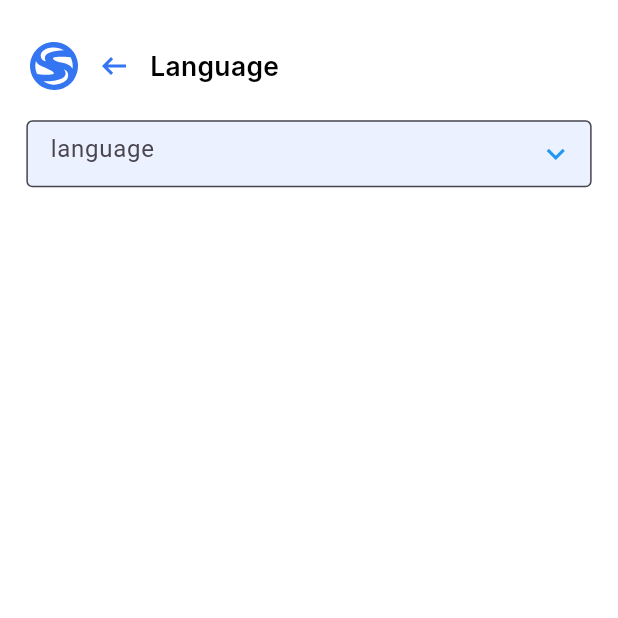
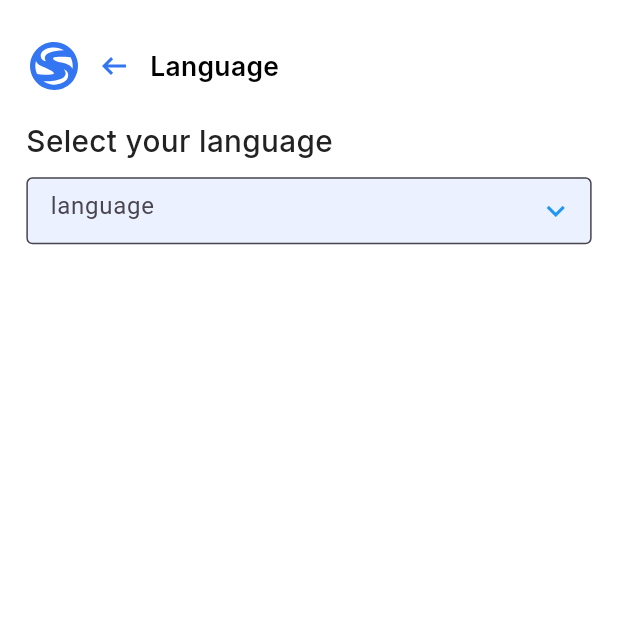
Before and after one commit to bdCalling-Sdt-hub/trade_app, a Flutter app: the LanguageScreen screen opened by its route, on a phone screen of 412 x 824 dp, the top half of it. Run offline on Flutter 3.47's test engine with Material 3 defaults, Android fonts, the phone set to English and light mode, and no system bars; our stand-ins replace cached_network_image, carousel_slider, connectivity_plus, country_picker, flutter_screenutil, flutter_spinkit and 9 more; accounts and stored records are empty; network calls fail; project files that could hold a hidden picture were left out.

Commit message:
language add

```diff
--- a/lib/view/screens/change_language/english.dart
+++ b/lib/view/screens/change_language/english.dart
@@ -1,3 +1,9 @@
 Map<String, String> english = {
   "Language":"Language",
+  "Account Info":"Account Info",
+  "Change Password":"Change Password",
+  "Address":"Address",
+  "Terms And Condition":"Terms And Condition",
+  "privacy Policy":"privacy Policy",
+  "Help Center":"Help Center",
 };
--- a/lib/view/screens/change_language/spanish.dart
+++ b/lib/view/screens/change_language/spanish.dart
@@ -1,3 +1,9 @@
 Map<String, String> spanish = {
   "Language" : "idioma",
+  "Account Info" : "Informacion de cuenta",
+  "Change Password" : "Cambiar la contraseña",
+  "Address" : "DIRECCIÓN",
+  "Terms And Condition" : "Términos y Condiciones",
+  "privacy Policy" : "política de privacidad",
+  "Help Center" : "Centro de ayuda",
 };
--- a/lib/view/screens/setting_screen/language_screen/language_screen.dart
+++ b/lib/view/screens/setting_screen/language_screen/language_screen.dart
@@ -1,27 +1,37 @@
 import 'package:flutter/material.dart';
 import 'package:flutter_screenutil/flutter_screenutil.dart';
 import 'package:get/get.dart';
+import 'package:trade_app/utils/app_colors/app_colors.dart';
 import 'package:trade_app/utils/app_strings/app_strings.dart';
 import 'package:trade_app/view/components/custom_app_bar/custom_app_bar.dart';
 import 'package:trade_app/view/components/custom_dropdown/custom_dropdown.dart';
+import 'package:trade_app/view/components/custom_text/custom_text.dart';
 import 'package:trade_app/view/screens/change_language/language_controller.dart';
 
 class LanguageScreen extends StatelessWidget {
   LanguageScreen({super.key});
+
   final LanguageController languageController = Get.put(LanguageController());
 
   @override
   Widget build(BuildContext context) {
     return Scaffold(
       backgroundColor: Colors.white,
-      appBar:  CustomAppBar(appBarContent: AppStrings.language.tr),
+      appBar: CustomAppBar(appBarContent: AppStrings.language.tr),
       body: Obx(
-            () {
+        () {
           return Padding(
             padding: EdgeInsets.symmetric(horizontal: 16.w, vertical: 16.h),
             child: Column(
               crossAxisAlignment: CrossAxisAlignment.start,
               children: [
+                const CustomText(
+                  text: AppStrings.selectYourLanguage,
+                  color: AppColors.black500,
+                  fontWeight: FontWeight.w500,
+                  fontSize: 18,
+                  bottom: 10,
+                ),
                 CustomDropdown(
                   title: 'language',
                   textColor: Colors.red,
@@ -29,7 +39,7 @@ class LanguageScreen extends StatelessWidget {
                   isDropdownVisible: languageController.isLanguage.value,
                   onTap: () {
                     languageController.isLanguage.value =
-                    !languageController.isLanguage.value;
+                        !languageController.isLanguage.value;
                     languageController.update();
                   },
                   options: languageController.languageList,
@@ -37,12 +47,13 @@ class LanguageScreen extends StatelessWidget {
                     if (index == 0) {
                       Get.updateLocale(const Locale("en", "US"));
                     } else {
-                      Get.updateLocale(const Locale("es", "ES")); // Change to Spanish
+                      Get.updateLocale(
+                          const Locale("es", "ES")); // Change to Spanish
                     }
                     languageController.selectedCategory.value = index;
                     languageController.language.text =
-                    languageController.languageList[
-                    languageController.selectedCategory.value];
+                        languageController.languageList[
+                            languageController.selectedCategory.value];
                     languageController.isLanguage.value = false;
                     languageController.isLanguage.refresh();
                   },
```
